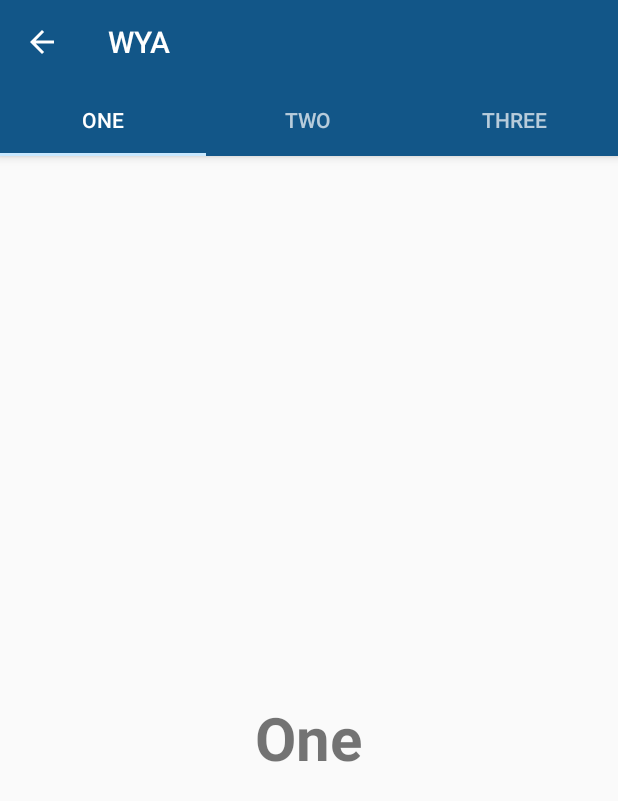
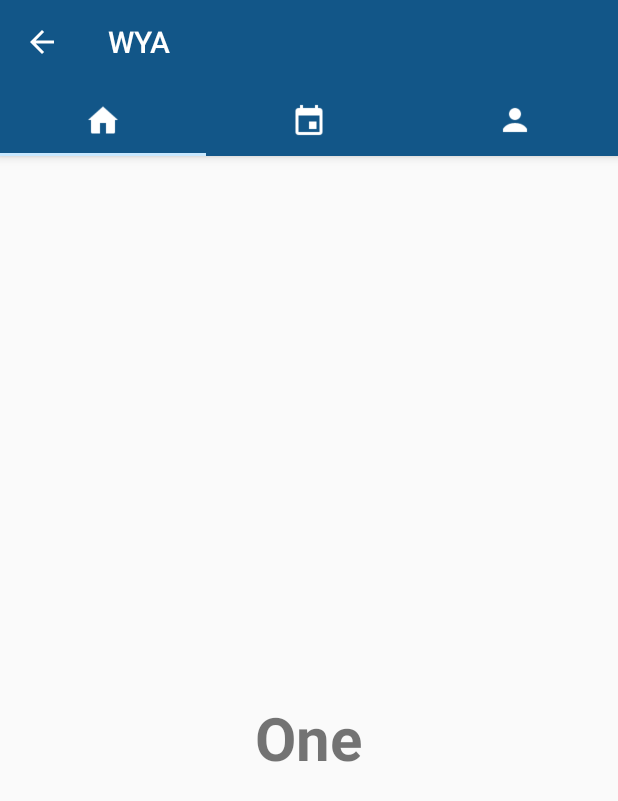
Before and after one commit to DonaldBough/WYA, an Android app: the screen it shows after launch (MainActivity), on a phone screen of 412 x 824 dp. Shown: the top 801 px of the screen. Run offline under Robolectric (Android 15) with nearby library versions, the phone set to English and light mode, and no system bars.

Commit message:
Added icons to tabs

```diff
--- a/app/src/main/java/edu/purdue/dbough/wya/MainActivity.java
+++ b/app/src/main/java/edu/purdue/dbough/wya/MainActivity.java
@@ -32,6 +32,7 @@ public class MainActivity extends AppCompatActivity {
         setupViewPager(viewPager);
         tabLayout = (TabLayout) findViewById(R.id.tabs);
         tabLayout.setupWithViewPager(viewPager);
+        setupTabIcons();
         //End of toolbar setup
     }
 
@@ -41,6 +42,12 @@ public class MainActivity extends AppCompatActivity {
         adapter.addFragment(new TwoFragment(), "TWO");
         adapter.addFragment(new ThreeFragment(), "THREE");
         viewPager.setAdapter(adapter);
+    }
+
+    private void setupTabIcons() {
+        tabLayout.getTabAt(0).setIcon(R.drawable.home_icon);
+        tabLayout.getTabAt(1).setIcon(R.drawable.calendar_icon);
+        tabLayout.getTabAt(2).setIcon(R.drawable.user_icon);
     }
 
     //Class to hold the fragments and titles of the tabbed "ViewPager"
@@ -69,7 +76,7 @@ public class MainActivity extends AppCompatActivity {
 
         @Override
         public CharSequence getPageTitle(int position) {
-            return fragmentTitleList.get(position);
+            return null; //only using icons for tabs, not titles
         }
     }
 
```
Also changed, not shown: app/src/main/res/drawable/calendar_icon.png (added), app/src/main/res/drawable/home_icon.png (added), app/src/main/res/drawable/user_icon.png (added), 3 other files.
